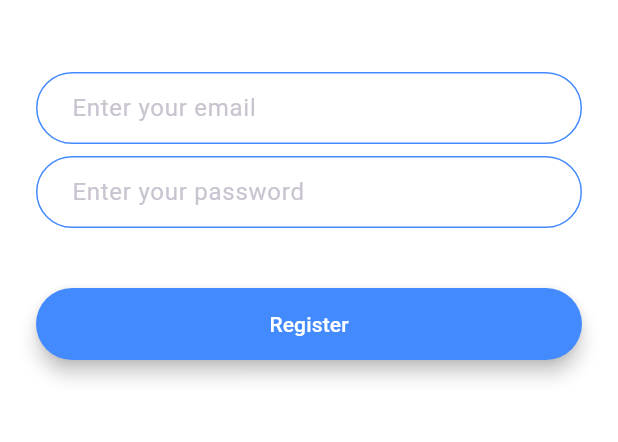
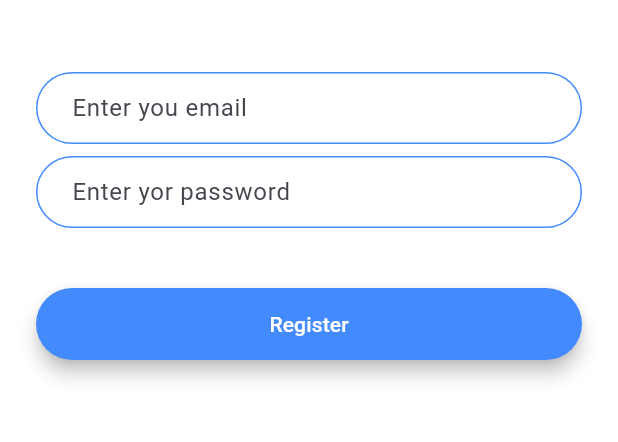
Before and after one commit to mateusu-martins/flash_chat, a Flutter app: the screen it shows after launch, after a tap on "Register", on a phone screen of 412 x 824 dp, the part 576-1018 px from its top. Run offline on Flutter 3.47's test engine with Material 3 defaults, Android fonts, the phone set to English and light mode, and no system bars; our stand-ins replace animated_text_kit.

Commit message:
update version with firebase android spec

```diff
--- /dev/null
+++ b/lib/components/rounded_button.dart
@@ -0,0 +1,30 @@
+import 'package:flutter/material.dart';
+
+class RoundedButton extends StatelessWidget {
+  RoundedButton({this.colour, this.title, required this.onPressed});
+
+  final Color? colour;
+  final String? title;
+  final Function() onPressed;
+
+  @override
+  Widget build(BuildContext context) {
+    return Padding(
+      padding: const EdgeInsets.symmetric(vertical: 16.0),
+      child: Material(
+        elevation: 5.0,
+        color: colour,
+        borderRadius: BorderRadius.circular(30.0),
+        child: MaterialButton(
+          onPressed: onPressed,
+          minWidth: 200.0,
+          height: 42.0,
+          child: Text(
+            "$title",
+            style: TextStyle(color: Colors.white),
+          ),
+        ),
+      ),
+    );
+  }
+}
--- a/lib/constants.dart
+++ b/lib/constants.dart
@@ -17,3 +17,19 @@ const kMessageContainerDecoration = BoxDecoration(
     top: BorderSide(color: Colors.lightBlueAccent, width: 2.0),
   ),
 );
+
+const kTextFieldDecoration = InputDecoration(
+  hintText: 'Enter a value',
+  contentPadding: EdgeInsets.symmetric(vertical: 10.0, horizontal: 20.0),
+  border: OutlineInputBorder(
+    borderRadius: BorderRadius.all(Radius.circular(32.0)),
+  ),
+  enabledBorder: OutlineInputBorder(
+    borderSide: BorderSide(color: Colors.blueAccent, width: 1.0),
+    borderRadius: BorderRadius.all(Radius.circular(32.0)),
+  ),
+  focusedBorder: OutlineInputBorder(
+    borderSide: BorderSide(color: Colors.blueAccent, width: 2.0),
+    borderRadius: BorderRadius.all(Radius.circular(32.0)),
+  ),
+);
--- a/lib/main.dart
+++ b/lib/main.dart
@@ -11,11 +11,6 @@ class FlashChat extends StatelessWidget {
   @override
   Widget build(BuildContext context) {
     return MaterialApp(
-      theme: ThemeData.dark().copyWith(
-        textTheme: const TextTheme(
-          bodyLarge: TextStyle(color: Colors.black54),
-        ),
-      ),
       initialRoute: WelcomeScreen.id,
       routes: {
         WelcomeScreen.id: (context) => WelcomeScreen(),
--- a/lib/screens/login_screen.dart
+++ b/lib/screens/login_screen.dart
@@ -1,4 +1,6 @@
 import 'package:flutter/material.dart';
+import '../components/rounded_button.dart';
+import '../constants.dart';
 
 class LoginScreen extends StatefulWidget {
   static String id = 'login_screen';
@@ -31,24 +33,8 @@ class _LoginScreenState extends State<LoginScreen> {
               onChanged: (value) {
                 //Do something with the user input.
               },
-              decoration: const InputDecoration(
-                hintText: 'Enter your email',
-                contentPadding:
-                    EdgeInsets.symmetric(vertical: 10.0, horizontal: 20.0),
-                border: OutlineInputBorder(
-                  borderRadius: BorderRadius.all(Radius.circular(32.0)),
-                ),
-                enabledBorder: OutlineInputBorder(
-                  borderSide:
-                      BorderSide(color: Colors.lightBlueAccent, width: 1.0),
-                  borderRadius: BorderRadius.all(Radius.circular(32.0)),
-                ),
-                focusedBorder: OutlineInputBorder(
-                  borderSide:
-                      BorderSide(color: Colors.lightBlueAccent, width: 2.0),
-                  borderRadius: BorderRadius.all(Radius.circular(32.0)),
-                ),
-              ),
+              decoration:
+                  kTextFieldDecoration.copyWith(hintText: "Enter yor email"),
             ),
             const SizedBox(
               height: 8.0,
@@ -79,23 +65,10 @@ class _LoginScreenState extends State<LoginScreen> {
             const SizedBox(
               height: 24.0,
             ),
-            Padding(
-              padding: const EdgeInsets.symmetric(vertical: 16.0),
-              child: Material(
-                color: Colors.lightBlueAccent,
-                borderRadius: const BorderRadius.all(Radius.circular(30.0)),
-                elevation: 5.0,
-                child: MaterialButton(
-                  onPressed: () {
-                    //Implement login functionality.
-                  },
-                  minWidth: 200.0,
-                  height: 42.0,
-                  child: const Text(
-                    'Log In',
-                  ),
-                ),
-              ),
+            RoundedButton(
+              title: "Log in",
+              colour: Colors.blueAccent,
+              onPressed: () {},
             ),
           ],
         ),
--- a/lib/screens/registration_screen.dart
+++ b/lib/screens/registration_screen.dart
@@ -1,4 +1,6 @@
 import 'package:flutter/material.dart';
+import '../components/rounded_button.dart';
+import '../constants.dart';
 
 class RegistrationScreen extends StatefulWidget {
   static String id = "registro_screen";
@@ -32,22 +34,8 @@ class _RegistrationScreenState extends State<RegistrationScreen> {
               onChanged: (value) {
                 //Do something with the user input.
               },
-              decoration: const InputDecoration(
-                hintText: 'Enter your email',
-                contentPadding:
-                    EdgeInsets.symmetric(vertical: 10.0, horizontal: 20.0),
-                border: OutlineInputBorder(
-                  borderRadius: BorderRadius.all(Radius.circular(32.0)),
-                ),
-                enabledBorder: OutlineInputBorder(
-                  borderSide: BorderSide(color: Colors.blueAccent, width: 1.0),
-                  borderRadius: BorderRadius.all(Radius.circular(32.0)),
-                ),
-                focusedBorder: OutlineInputBorder(
-                  borderSide: BorderSide(color: Colors.blueAccent, width: 2.0),
-                  borderRadius: BorderRadius.all(Radius.circular(32.0)),
-                ),
-              ),
+              decoration:
+                  kTextFieldDecoration.copyWith(hintText: "Enter you email"),
             ),
             const SizedBox(
               height: 8.0,
@@ -56,44 +44,16 @@ class _RegistrationScreenState extends State<RegistrationScreen> {
               onChanged: (value) {
                 //Do something with the user input.
               },
-              decoration: const InputDecoration(
-                hintText: 'Enter your password',
-                contentPadding:
-                    EdgeInsets.symmetric(vertical: 10.0, horizontal: 20.0),
-                border: OutlineInputBorder(
-                  borderRadius: BorderRadius.all(Radius.circular(32.0)),
-                ),
-                enabledBorder: OutlineInputBorder(
-                  borderSide: BorderSide(color: Colors.blueAccent, width: 1.0),
-                  borderRadius: BorderRadius.all(Radius.circular(32.0)),
-                ),
-                focusedBorder: OutlineInputBorder(
-                  borderSide: BorderSide(color: Colors.blueAccent, width: 2.0),
-                  borderRadius: BorderRadius.all(Radius.circular(32.0)),
-                ),
-              ),
+              decoration:
+                  kTextFieldDecoration.copyWith(hintText: "Enter yor password"),
             ),
             const SizedBox(
               height: 24.0,
             ),
-            Padding(
-              padding: const EdgeInsets.symmetric(vertical: 16.0),
-              child: Material(
-                color: Colors.blueAccent,
-                borderRadius: const BorderRadius.all(Radius.circular(30.0)),
-                elevation: 5.0,
-                child: MaterialButton(
-                  onPressed: () {
-                    //Implement registration functionality.
-                  },
-                  minWidth: 200.0,
-                  height: 42.0,
-                  child: const Text(
-                    'Register',
-                    style: TextStyle(color: Colors.white),
-                  ),
-                ),
-              ),
+            RoundedButton(
+              title: "Register",
+              colour: Colors.blueAccent,
+              onPressed: () {},
             ),
           ],
         ),
--- a/lib/screens/welcome_screen.dart
+++ b/lib/screens/welcome_screen.dart
@@ -3,6 +3,7 @@ import 'package:flash_chat/screens/registration_screen.dart';
 import 'package:flutter/cupertino.dart';
 import 'package:flutter/material.dart';
 import 'package:animated_text_kit/animated_text_kit.dart';
+import 'package:flash_chat/components/rounded_button.dart';
 
 class WelcomeScreen extends StatefulWidget {
   static String id = "welcome_screen";
@@ -81,41 +82,19 @@ class _WelcomeScreenState extends State<WelcomeScreen>
             const SizedBox(
               height: 48.0,
             ),
-            Padding(
-              padding: const EdgeInsets.symmetric(vertical: 16.0),
-              child: Material(
-                elevation: 5.0,
-                color: Colors.lightBlueAccent,
-                borderRadius: BorderRadius.circular(30.0),
-                child: MaterialButton(
+            RoundedButton(
+              title: "Log in",
+              colour: Colors.lightBlueAccent,
               onPressed: () {
                 Navigator.pushNamed(context, LoginScreen.id);
               },
-                  minWidth: 200.0,
-                  height: 42.0,
-                  child: const Text(
-                    'Log In',
             ),
-                ),
-              ),
-            ),
-            Padding(
-              padding: const EdgeInsets.symmetric(vertical: 16.0),
-              child: Material(
-                color: Colors.blueAccent,
-                borderRadius: BorderRadius.circular(30.0),
-                elevation: 5.0,
-                child: MaterialButton(
+            RoundedButton(
+              title: "Register",
+              colour: Colors.blueAccent,
               onPressed: () {
                 Navigator.pushNamed(context, RegistrationScreen.id);
               },
-                  minWidth: 200.0,
-                  height: 42.0,
-                  child: const Text(
-                    'Register',
-                  ),
-                ),
-              ),
             ),
           ],
         ),
--- a/pubspec.yaml
+++ b/pubspec.yaml
@@ -47,6 +47,9 @@ dev_dependencies:
   # rules and activating additional ones.
   flutter_lints: ^3.0.0
   animated_text_kit: ^4.2.2
+  firebase_core: ^2.30.1
+  firebase_auth: ^4.19.4
+  cloud_firestore: ^4.17.2
 
 # For information on the generic Dart part of this file, see the
 # following page: https://dart.dev/tools/pub/pubspec
```
Also changed, not shown: pubspec.lock, 7 other files. Lines whose indentation alone changed are shown as unchanged.
